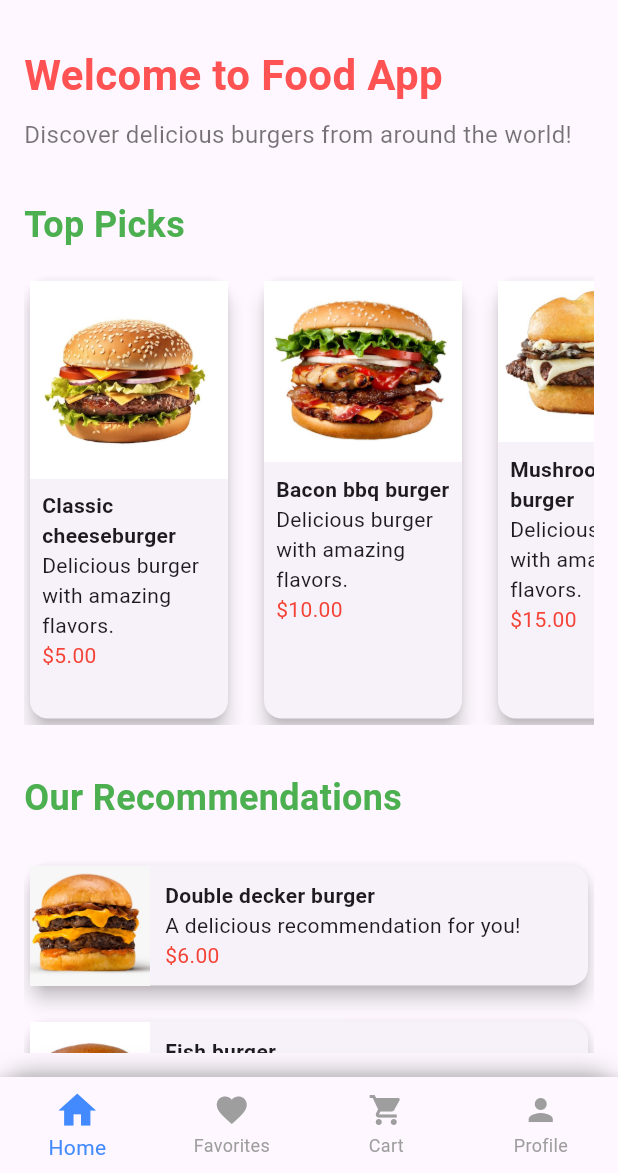
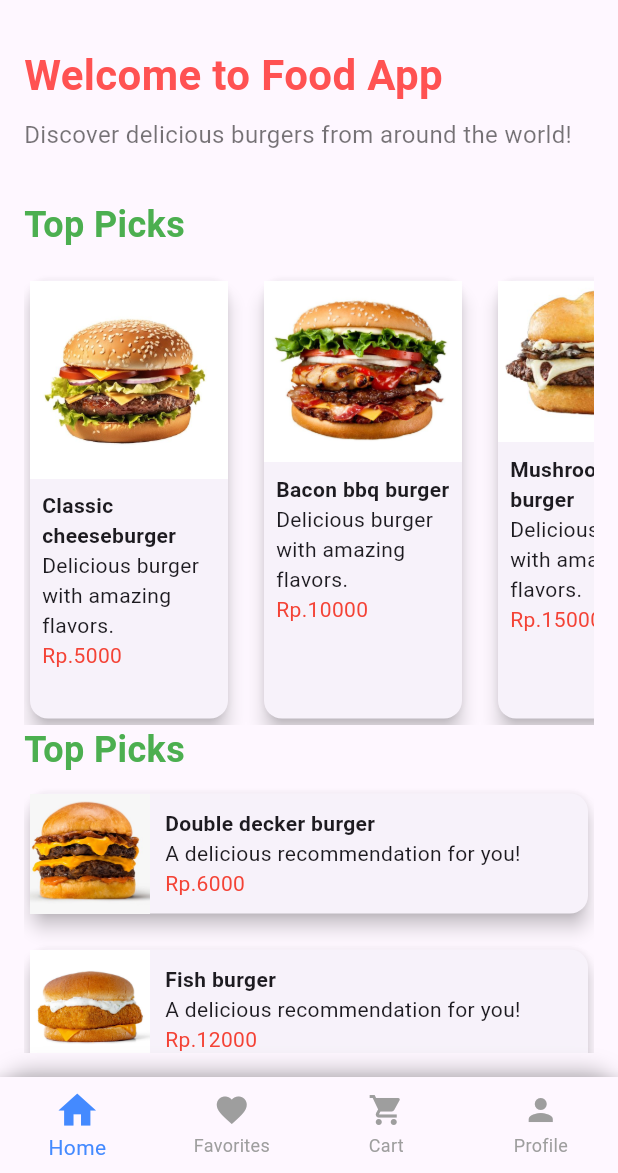
Before and after one commit to Choiranam/getx_apps, a Flutter app: the HomePage screen opened by its route, on a phone screen of 412 x 824 dp, the part 63-1236 px from its top. Run offline on Flutter 3.47's test engine with Material 3 defaults, Android fonts, the phone set to English and light mode, and no system bars; our stand-ins replace get.

```diff
--- a/lib/pages/menus/home.dart
+++ b/lib/pages/menus/home.dart
@@ -22,7 +22,7 @@ class Home extends StatelessWidget {
               style: TextStyle(
                 fontSize: 28,
                 fontWeight: FontWeight.bold,
-                color: Colors.redAccent, // Warna teks
+                color: Colors.redAccent,
               ),
             ),
             SizedBox(height: 8),
@@ -38,7 +38,7 @@ class Home extends StatelessWidget {
               style: TextStyle(
                 fontSize: 24,
                 fontWeight: FontWeight.bold,
-                color: Colors.green, // Warna header
+                color: Colors.green,
               ),
             ),
             SizedBox(height: 16),
@@ -61,26 +61,25 @@ class Home extends StatelessWidget {
                     margin: EdgeInsets.only(right: 16),
                     child: ReusableCard(
                       imageAsset: 'assets/images/${burgerNames[index]}.jpeg',
-                      title: burgerNames[index].replaceAll('_', ' ').capitalize(),
+                      title:
+                          burgerNames[index].replaceAll('_', ' ').capitalize(),
                       subtitle: 'Delicious burger with amazing flavors.',
-                      price: '\$${(index + 1) * 5}.00',
+                      // Mengganti '$' menjadi 'Rp.'
+                      price: 'Rp.${(index + 1) * 5000}',
                     ),
                   );
                 },
               ),
             ),
-            SizedBox(height: 32),
 
-            // Bagian Our Recommendations
             Text(
-              'Our Recommendations',
+              'Top Picks',
               style: TextStyle(
                 fontSize: 24,
                 fontWeight: FontWeight.bold,
                 color: Colors.green,
               ),
             ),
-            SizedBox(height: 16),
             ListView.builder(
               itemCount: 3,
               shrinkWrap: true,
@@ -95,10 +94,14 @@ class Home extends StatelessWidget {
                 return Padding(
                   padding: const EdgeInsets.symmetric(vertical: 8.0),
                   child: ReusableCard(
-                    imageAsset: 'assets/images/${recommendedBurgers[index]}.jpeg',
-                    title: recommendedBurgers[index].replaceAll('_', ' ').capitalize(),
+                    imageAsset:
+                        'assets/images/${recommendedBurgers[index]}.jpeg',
+                    title: recommendedBurgers[index]
+                        .replaceAll('_', ' ')
+                        .capitalize(),
                     subtitle: 'A delicious recommendation for you!',
-                    price: '\$${(index + 1) * 6}.00',
+                    // Mengganti '$' menjadi 'Rp.'
+                    price: 'Rp.${(index + 1) * 6000}',
                     isHorizontal: true,
                   ),
                 );
```
Also changed, not shown: lib/controller/login_controller.dart (added, +15 -0 lines), lib/pages/login_page.dart (+24 -7 lines).
